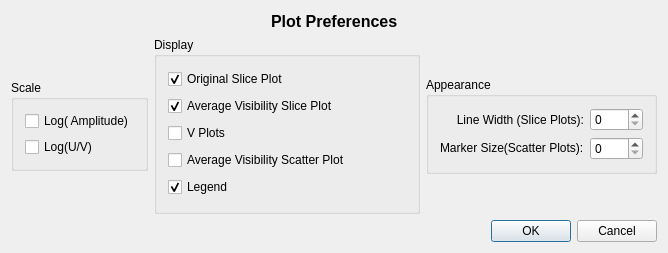
radio-astro/casa, file code/guitools/Feather/Preferences.ui: the form before one commit.
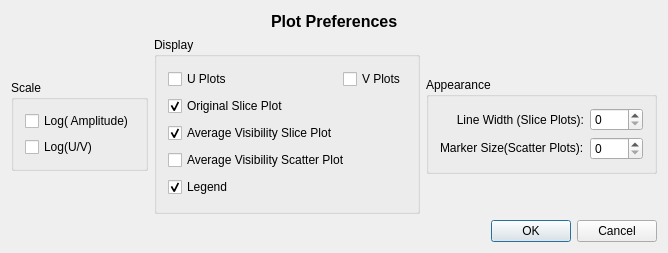
The form after the commit.

The edit to the form file:
```diff
--- a/code/guitools/Feather/Preferences.ui
+++ b/code/guitools/Feather/Preferences.ui
@@ -119,6 +119,40 @@
         <string>Display</string>
        </property>
        <layout class="QVBoxLayout" name="verticalLayout">
+        <item>
+         <layout class="QHBoxLayout" name="horizontalLayout_8">
+          <item>
+           <widget class="QCheckBox" name="xPlotCheckBox">
+            <property name="text">
+             <string>U Plots</string>
+            </property>
+           </widget>
+          </item>
+          <item>
+           <spacer name="horizontalSpacer_16">
+            <property name="orientation">
+             <enum>Qt::Horizontal</enum>
+            </property>
+            <property name="sizeHint" stdset="0">
+             <size>
+              <width>13</width>
+              <height>20</height>
+             </size>
+            </property>
+           </spacer>
+          </item>
+          <item>
+           <widget class="QCheckBox" name="yPlotCheckBox">
+            <property name="toolTip">
+             <string>Checking this box will remove the Y plots from the display.</string>
+            </property>
+            <property name="text">
+             <string>V Plots</string>
+            </property>
+           </widget>
+          </item>
+         </layout>
+        </item>
         <item>
          <layout class="QHBoxLayout" name="horizontalLayout_5">
           <item>
@@ -185,33 +219,6 @@
           </item>
          </layout>
         </item>
-        <item>
-         <layout class="QHBoxLayout" name="horizontalLayout_8">
-          <item>
-           <widget class="QCheckBox" name="yPlotCheckBox">
-            <property name="toolTip">
-             <string>Checking this box will remove the Y plots from the display.</string>
-            </property>
-            <property name="text">
-             <string>V Plots</string>
-            </property>
-           </widget>
-          </item>
-          <item>
-           <spacer name="horizontalSpacer_16">
-            <property name="orientation">
-             <enum>Qt::Horizontal</enum>
-            </property>
-            <property name="sizeHint" stdset="0">
-             <size>
-              <width>13</width>
-              <height>20</height>
-             </size>
-            </property>
-           </spacer>
-          </item>
-         </layout>
-        </item>
         <item>
          <layout class="QHBoxLayout" name="horizontalLayout_4">
           <item>
```
